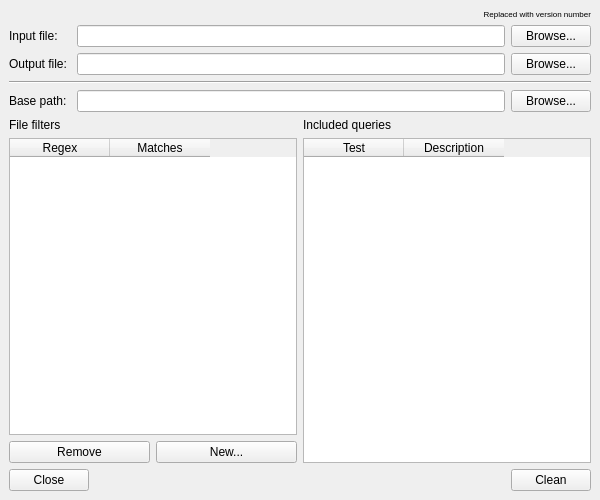
First picture: the form in src/MainWindow.ui, repository chennes/CleanSARIF, before the edit.
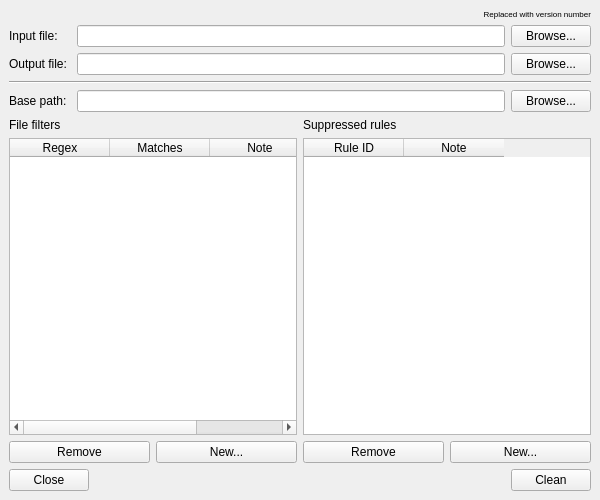
Second picture: the form after the edit.

Commit message: Implement Qt->Std interface layer

Diff of the .ui file:
```diff
--- a/src/MainWindow.ui
+++ b/src/MainWindow.ui
@@ -115,7 +115,7 @@
         <item>
          <widget class="QTableWidget" name="fileFiltersTable">
           <property name="columnCount">
-           <number>2</number>
+           <number>3</number>
           </property>
           <column>
            <property name="text">
@@ -127,6 +127,11 @@
             <string>Matches</string>
            </property>
           </column>
+          <column>
+           <property name="text">
+            <string>Note</string>
+           </property>
+          </column>
          </widget>
         </item>
         <item>
@@ -154,7 +159,7 @@
         <item>
          <widget class="QLabel" name="includedQueriesLabel">
           <property name="text">
-           <string>Included queries</string>
+           <string>Suppressed rules</string>
           </property>
          </widget>
         </item>
@@ -168,16 +173,34 @@
           </property>
           <column>
            <property name="text">
-            <string>Test</string>
+            <string>Rule ID</string>
            </property>
           </column>
           <column>
            <property name="text">
-            <string>Description</string>
+            <string>Note</string>
            </property>
           </column>
          </widget>
         </item>
+        <item>
+         <layout class="QHBoxLayout" name="horizontalLayout_3">
+          <item>
+           <widget class="QPushButton" name="removeRuleButton">
+            <property name="text">
+             <string>Remove</string>
+            </property>
+           </widget>
+          </item>
+          <item>
+           <widget class="QPushButton" name="newRuleButton">
+            <property name="text">
+             <string>New...</string>
+            </property>
+           </widget>
+          </item>
+         </layout>
+        </item>
        </layout>
       </item>
      </layout>
```
Left out of the diff: 4 changed lines with no effect on the pictures. The commit also changes 3 other files.
